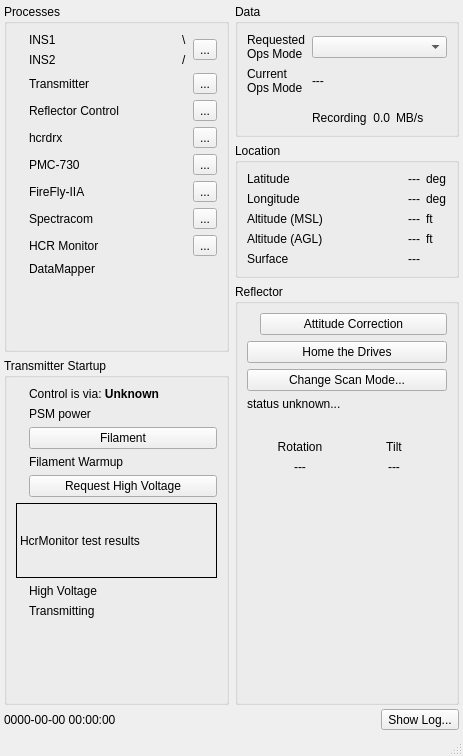
First picture: the form in src/hcrgui/HcrGuiMainWindow.ui, repository NCAR/HCR_instrument, before the edit.
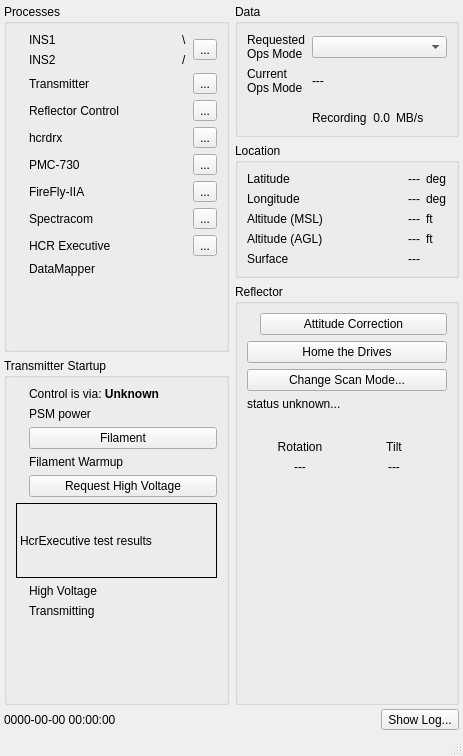
Second picture: the form after the edit. Icons and pictures are not drawn.

Commit message:
Rename HcrMonitor -> HcrExecutive
This is the first step in centralizing HCR business knowledge that
requires information from and/or communication with many processes
(e.g. "Is it OK to transmit?"), and also centralizes access to status
from all HCR processes.

The edit to the form file:
```diff
--- a/src/hcrgui/HcrGuiMainWindow.ui
+++ b/src/hcrgui/HcrGuiMainWindow.ui
@@ -249,7 +249,7 @@
              <item row="8" column="3">
               <widget class="QLabel" name="hcrMonitorStatusLabel">
                <property name="text">
-                <string>HCR Monitor</string>
+                <string>HCR Executive</string>
                </property>
               </widget>
              </item>
@@ -663,7 +663,7 @@
                 <enum>QFrame::Box</enum>
                </property>
                <property name="text">
-                <string>HcrMonitor test results</string>
+                <string>HcrExecutive test results</string>
                </property>
                <property name="wordWrap">
                 <bool>true</bool>
```
Left out of the diff: 8 changed lines with no effect on the pictures. The commit also changes 24 other files.
